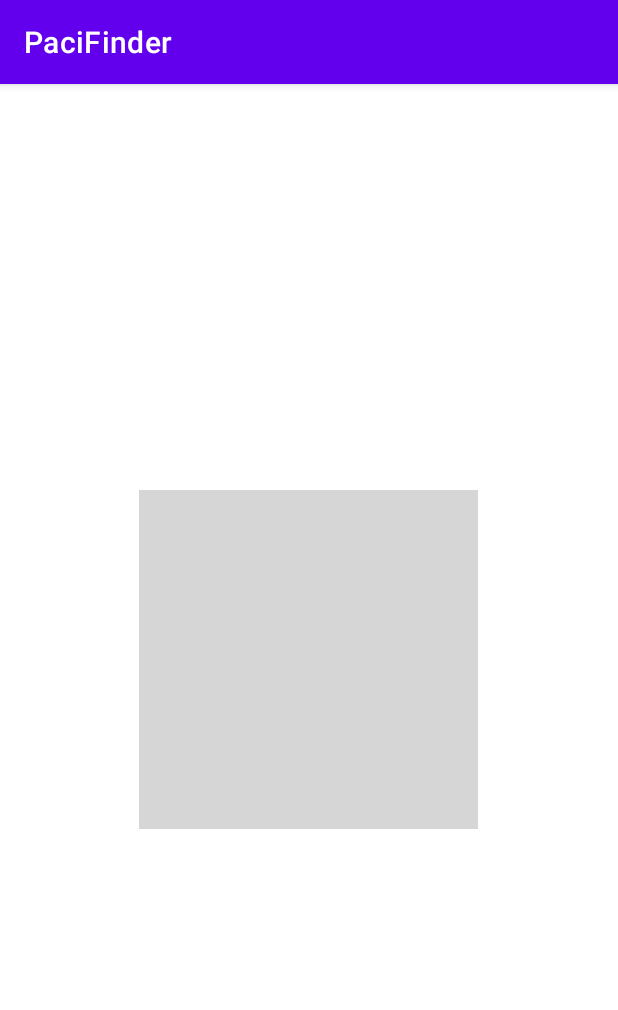
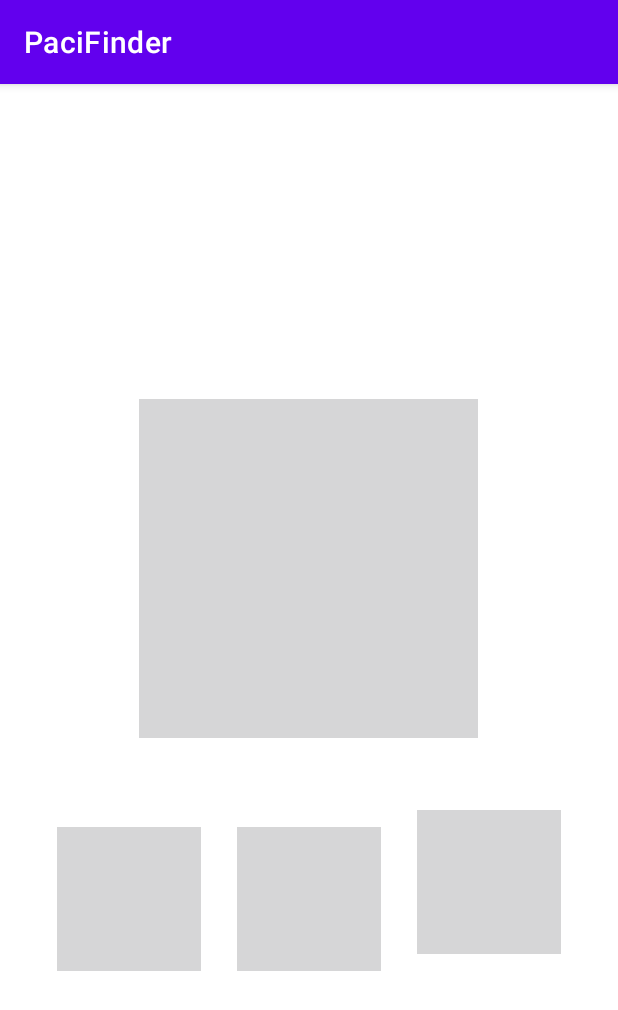
Before and after one commit to Giuseppel99/PaciFinder, an Android app: the screen it shows after launch (MainActivity), on a phone screen of 412 x 824 dp. Shown: the top 1010 px of the screen. Run offline under Robolectric (Android 15) with nearby library versions, the phone set to English and light mode, and no system bars.

Commit message:
add other buttons to MainActivity

```diff
--- a/app/src/main/java/com/unipv/pacifinder/MainActivity.java
+++ b/app/src/main/java/com/unipv/pacifinder/MainActivity.java
@@ -6,7 +6,6 @@ import android.content.Context;
 import android.content.Intent;
 import android.net.Uri;
 import android.os.Bundle;
-import android.view.View;
 import android.widget.ImageButton;
 import android.widget.Toast;
 
@@ -36,5 +35,5 @@ public class MainActivity extends AppCompatActivity {
                 toast.show();
             }
         });
-    }
+        }
 }
--- /dev/null
+++ b/app/src/main/res/drawable/breath_button.xml
@@ -0,0 +1,11 @@
+<?xml version="1.0" encoding="utf-8"?>
+<selector xmlns:android="http://schemas.android.com/apk/res/android">
+
+    <item
+        android:state_pressed="true"
+        android:drawable="@drawable/breathg1" />
+    <item
+        android:state_pressed="false"
+        android:drawable="@drawable/breathg2" />
+
+</selector>
--- /dev/null
+++ b/app/src/main/res/drawable/bt_button.xml
@@ -0,0 +1,11 @@
+<?xml version="1.0" encoding="utf-8"?>
+<selector xmlns:android="http://schemas.android.com/apk/res/android">
+
+    <item
+        android:state_pressed="true"
+        android:drawable="@drawable/btg1" />
+    <item
+        android:state_pressed="false"
+        android:drawable="@drawable/btg2" />
+
+</selector>
--- /dev/null
+++ b/app/src/main/res/drawable/danger_button.xml
@@ -0,0 +1,11 @@
+<?xml version="1.0" encoding="utf-8"?>
+<selector xmlns:android="http://schemas.android.com/apk/res/android">
+
+    <item
+        android:state_pressed="true"
+        android:drawable="@drawable/dangerg1" />
+    <item
+        android:state_pressed="false"
+        android:drawable="@drawable/dangerg2" />
+
+</selector>
--- a/app/src/main/res/layout/activity_main.xml
+++ b/app/src/main/res/layout/activity_main.xml
@@ -5,21 +5,70 @@
     android:layout_width="match_parent"
     android:layout_height="match_parent"
     android:orientation="vertical"
-    tools:context=".MainActivity" >
+    tools:context=".MainActivity">
 
     <ImageButton
         android:id="@+id/findButton"
         android:layout_width="250dp"
         android:layout_height="250dp"
-        android:layout_marginStart="80dp"
-        android:layout_marginTop="240dp"
-        android:layout_marginEnd="81dp"
-        android:layout_marginBottom="241dp"
         android:backgroundTint="#00FFFFFF"
         android:scaleType="fitCenter"
         app:layout_constraintBottom_toBottomOf="parent"
         app:layout_constraintEnd_toEndOf="parent"
+        app:layout_constraintHorizontal_bias="0.496"
         app:layout_constraintStart_toStartOf="parent"
         app:layout_constraintTop_toTopOf="parent"
-        app:srcCompat="@drawable/find_button" />
+        app:layout_constraintVertical_bias="0.382"
+        app:srcCompat="@drawable/find_button"
+        tools:ignore="SpeakableTextPresentCheck" />
+
+    <ImageButton
+        android:id="@+id/breathButton"
+        android:layout_width="120dp"
+        android:layout_height="120dp"
+        android:layout_marginStart="266dp"
+        android:layout_marginTop="24dp"
+        android:layout_marginEnd="26dp"
+        android:layout_marginBottom="177dp"
+        android:backgroundTint="#00FFFFFF"
+        android:scaleType="fitCenter"
+        app:layout_constraintBottom_toBottomOf="parent"
+        app:layout_constraintEnd_toEndOf="parent"
+        app:layout_constraintHorizontal_bias="1.0"
+        app:layout_constraintStart_toStartOf="parent"
+        app:layout_constraintTop_toBottomOf="@+id/findButton"
+        app:layout_constraintVertical_bias="0.0"
+        app:srcCompat="@drawable/breath_button"
+        tools:ignore="SpeakableTextPresentCheck" />
+
+    <ImageButton
+        android:id="@+id/dangerButton"
+        android:layout_width="120dp"
+        android:layout_height="120dp"
+        android:layout_marginStart="146dp"
+        android:layout_marginTop="24dp"
+        android:layout_marginBottom="153dp"
+        android:backgroundTint="#00FFFFFF"
+        android:scaleType="fitCenter"
+        app:layout_constraintBottom_toBottomOf="parent"
+        app:layout_constraintEnd_toStartOf="@+id/breathButton"
+        app:layout_constraintStart_toStartOf="parent"
+        app:layout_constraintTop_toBottomOf="@+id/findButton"
+        app:srcCompat="@drawable/danger_button" />
+
+    <ImageButton
+        android:id="@+id/btButton"
+        android:layout_width="120dp"
+        android:layout_height="120dp"
+        android:layout_marginStart="26dp"
+        android:layout_marginTop="24dp"
+        android:layout_marginBottom="153dp"
+        android:backgroundTint="#00FFFFFF"
+        android:scaleType="fitCenter"
+        app:layout_constraintBottom_toBottomOf="parent"
+        app:layout_constraintEnd_toStartOf="@+id/dangerButton"
+        app:layout_constraintStart_toStartOf="parent"
+        app:layout_constraintTop_toBottomOf="@+id/findButton"
+        app:srcCompat="@drawable/bt_button" />
+
 </androidx.constraintlayout.widget.ConstraintLayout>
```
Also changed, not shown: app/src/debug/res/drawable/breathg1.png (added), app/src/debug/res/drawable/breathg2.png (added), app/src/debug/res/drawable/btg1.png (added), app/src/debug/res/drawable/btg2.png (added), app/src/debug/res/drawable/dangerg1.png (added), app/src/debug/res/drawable/dangerg2.png (added).
